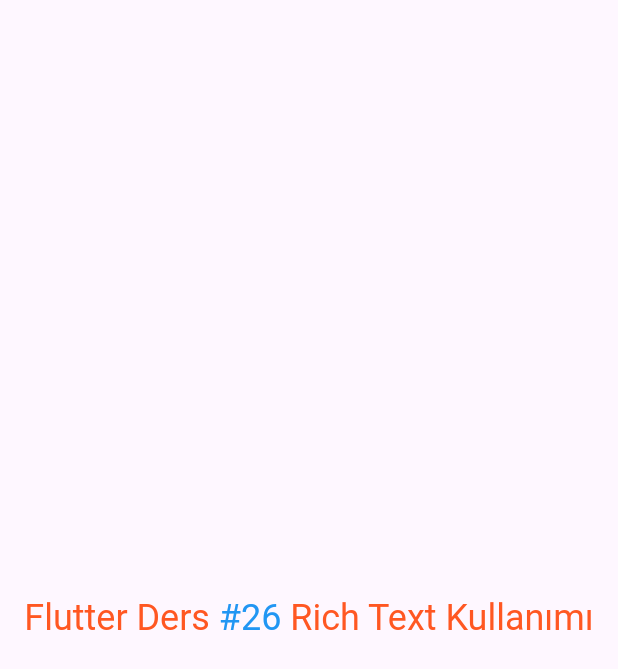
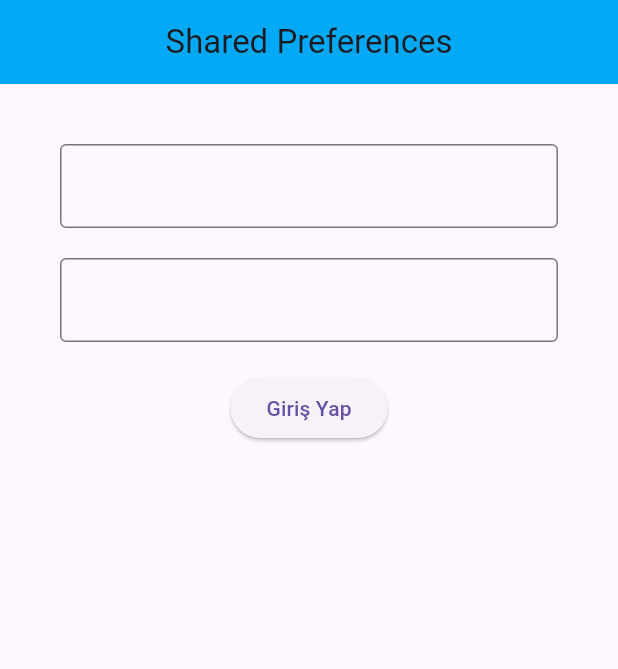
Before and after one commit to ilhamimetin/flutter, a Flutter app: the screen it shows after launch, on a phone screen of 412 x 824 dp. Shown: the top 669 px of the screen. Run offline on Flutter 3.47's test engine with Material 3 defaults, Android fonts, the phone set to English and light mode, and no system bars; our stand-ins replace shared_preferences.

Commit message:
28 Shared Preferences İşlemleri

```diff
--- a/lib/main.dart
+++ b/lib/main.dart
@@ -1,18 +1,18 @@
 import 'package:flutter/material.dart';
-import 'package:listeler/screens/home_screen.dart';
+import 'package:listeler/screens/login_screen.dart';
 
-void main(List<String> args) {
-  runApp(BenimUygulamam());
+void main() {
+  runApp(MyApp());
 }
 
-class BenimUygulamam extends StatelessWidget {
-  const BenimUygulamam({super.key});
+class MyApp extends StatelessWidget {
+   const MyApp({super.key});
 
   @override
   Widget build(BuildContext context) {
     return MaterialApp(
-      title: 'Listeler',
-      home: HomeScreen(),
+      debugShowCheckedModeBanner: false,
+      home: LoginScreen(),
     );
   }
 }
--- a/lib/screens/home_screen.dart
+++ b/lib/screens/home_screen.dart
@@ -1,34 +1,44 @@
 import 'package:flutter/material.dart';
+import 'package:shared_preferences/shared_preferences.dart';
 
 class HomeScreen extends StatefulWidget {
   const HomeScreen({super.key});
+
   @override
   State<HomeScreen> createState() => _HomeScreenState();
 }
 
 class _HomeScreenState extends State<HomeScreen> {
-  bool _value = false;
-  void setValue() {
-    _value = !_value;
+  String? eposta;
+  String? password;
+
+  void _getUserInfoDevice() async {
+    final prefs = await SharedPreferences.getInstance();
+    eposta = prefs.getString("eposta");
+    password = prefs.getString("password");
     setState(() {});
+  }
+
+  @override
+  void initState() {
+    _getUserInfoDevice();
+    super.initState();
   }
 
   @override
   Widget build(BuildContext context) {
     return Scaffold(
-      body: Center(
-        child: RichText(
-          text: TextSpan(
-              text: "Flutter Ders ",
-              style: TextStyle(
-                fontSize: 24,
-                color: Colors.deepOrange,
-              ),
-              children: [
-                TextSpan(text: "#26 ", style: TextStyle(color: Colors.blue)),
-                TextSpan(text: "Rich Text Kullanımı"),
-              ]),
-        ),
+      body: Column(
+        mainAxisAlignment: MainAxisAlignment.center,
+        children: [
+          Center(
+            child: Text(
+              "Home",
+            ),
+          ),
+          Text("Kullanıcı adı $eposta"),
+          Text("Şifre $password")
+        ],
       ),
     );
   }
--- /dev/null
+++ b/lib/screens/login_screen.dart
@@ -0,0 +1,80 @@
+import 'package:flutter/material.dart';
+import 'package:listeler/screens/home_screen.dart';
+import 'package:shared_preferences/shared_preferences.dart';
+
+class LoginScreen extends StatefulWidget {
+  LoginScreen({super.key});
+
+  @override
+  State<LoginScreen> createState() => _LoginScreenState();
+}
+
+class _LoginScreenState extends State<LoginScreen> {
+  final _epostaController = TextEditingController();
+  final _sifreController = TextEditingController();
+
+  void _saveUserToDevice() async {
+    final prefs = await SharedPreferences.getInstance();
+    prefs.setString("eposta", _epostaController.text);
+    prefs.setString("password", _sifreController.text);
+  }
+
+  void _checkUserFromDevice() async {
+    final prefs = await SharedPreferences.getInstance();
+    final String? eposta = prefs.getString("eposta");
+    final String? password = prefs.getString("password");
+
+    print(eposta);
+    print(password);
+  }
+
+  @override
+  void initState() {
+    _checkUserFromDevice();
+    super.initState();
+  }
+
+  @override
+  Widget build(BuildContext context) {
+    return Scaffold(
+      appBar: AppBar(
+        centerTitle: true,
+        backgroundColor: Colors.lightBlue,
+        title: Text("Shared Preferences"),
+      ),
+      body: Center(
+          child: Padding(
+        padding: const EdgeInsets.all(40.0),
+        child: Column(
+          children: [
+            TextField(
+              controller: _epostaController,
+              decoration: InputDecoration(
+                border: OutlineInputBorder(),
+              ),
+            ),
+            SizedBox(
+              height: 20,
+            ),
+            TextField(
+              controller: _sifreController,
+              decoration: InputDecoration(
+                border: OutlineInputBorder(),
+              ),
+            ),
+            SizedBox(
+              height: 20,
+            ),
+            ElevatedButton(
+                onPressed: () {
+                  _saveUserToDevice();
+                  Navigator.push(context,
+                      MaterialPageRoute(builder: (builder) => HomeScreen()));
+                },
+                child: Text("Giriş Yap")),
+          ],
+        ),
+      )),
+    );
+  }
+}
--- a/pubspec.yaml
+++ b/pubspec.yaml
@@ -34,6 +34,7 @@ dependencies:
   # The following adds the Cupertino Icons font to your application.
   # Use with the CupertinoIcons class for iOS style icons.
   cupertino_icons: ^1.0.8
+  shared_preferences: ^2.3.4
 
 dev_dependencies:
   flutter_test:
```
Also changed, not shown: lib/models/urunler_model.dart (deleted, +0 -42 lines), pubspec.lock, 1 other file.
